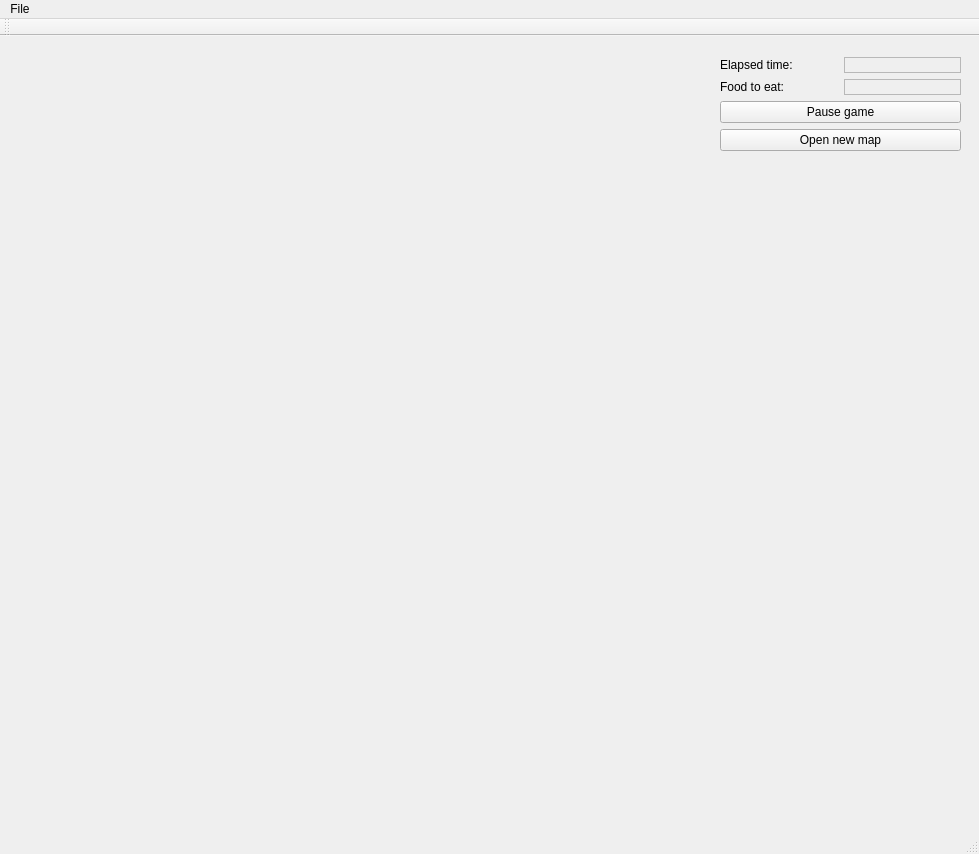
Old version of the form EVA_Bead_2/eva_bead_2.ui in the repository BittnerBarnabas/MaciLaci.
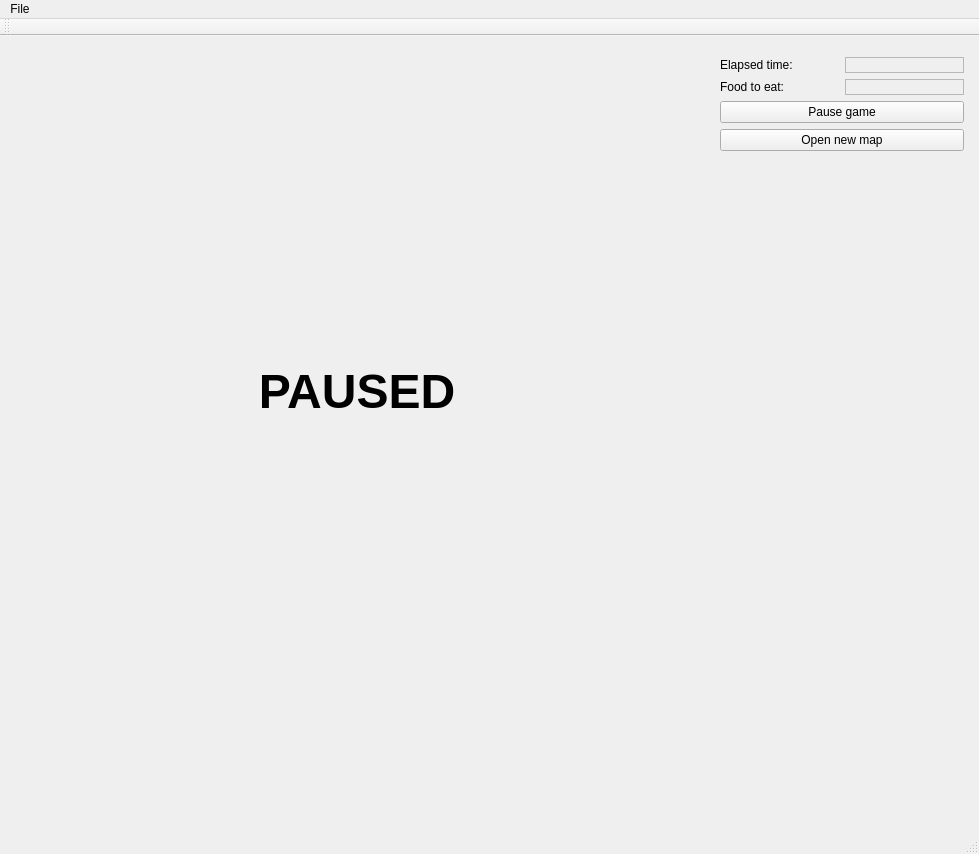
New version of the form.

Commit message: added pause label

Diff of the .ui file:
```diff
--- a/EVA_Bead_2/eva_bead_2.ui
+++ b/EVA_Bead_2/eva_bead_2.ui
@@ -55,7 +55,7 @@
      <rect>
       <x>710</x>
       <y>10</y>
-      <width>261</width>
+      <width>264</width>
       <height>731</height>
      </rect>
     </property>
@@ -143,6 +143,38 @@
      </item>
     </layout>
    </widget>
+   <widget class="QLabel" name="pausedLabel">
+    <property name="enabled">
+     <bool>true</bool>
+    </property>
+    <property name="geometry">
+     <rect>
+      <x>235</x>
+      <y>320</y>
+      <width>244</width>
+      <height>72</height>
+     </rect>
+    </property>
+    <property name="font">
+     <font>
+      <pointsize>36</pointsize>
+      <weight>75</weight>
+      <bold>true</bold>
+     </font>
+    </property>
+    <property name="text">
+     <string>PAUSED</string>
+    </property>
+    <property name="textFormat">
+     <enum>Qt::RichText</enum>
+    </property>
+    <property name="scaledContents">
+     <bool>false</bool>
+    </property>
+    <property name="alignment">
+     <set>Qt::AlignCenter</set>
+    </property>
+   </widget>
   </widget>
   <widget class="QMenuBar" name="menuBar">
    <property name="geometry">
```
The commit also changes 4 other files.
